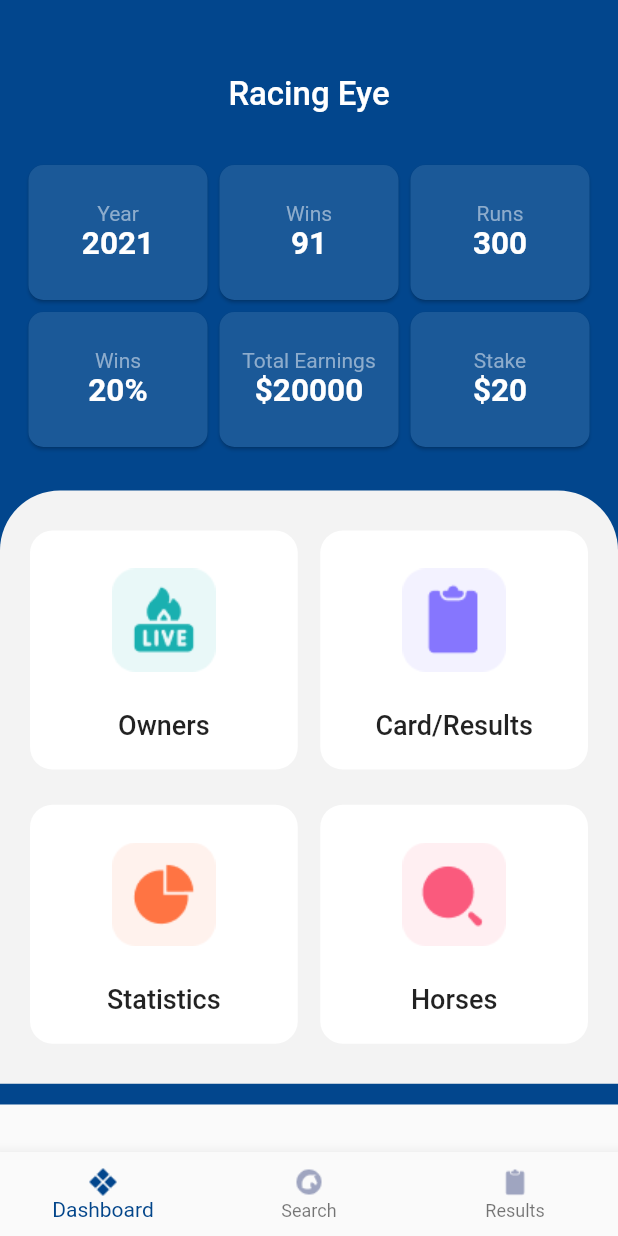
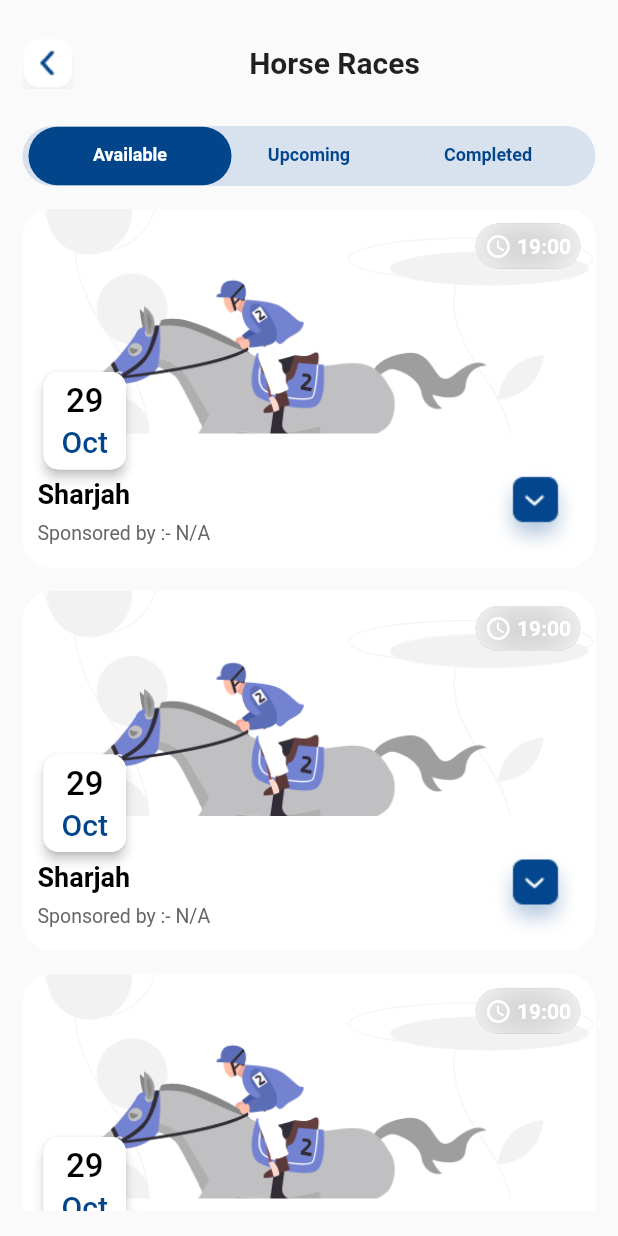
Before and after one commit to Syed-dev209/racing_eye, a Flutter app: the screen it shows after launch, after a tap on "Card/Results", on a phone screen of 412 x 824 dp. Run offline on Flutter 3.47's test engine with Material 2 defaults, Android fonts, the phone set to English and light mode, and no system bars; drawn by our look-alikes of blur; our stand-ins replace bubble_tab_indicator, flutter_progress_hud; missing offline and left inert: flutter_custom_tab_bar; network calls fail.

Commit message:
horse races screen

```diff
--- /dev/null
+++ b/lib/Screens/Components/raceCard.dart
@@ -0,0 +1,161 @@
+import 'dart:ui';
+
+import 'package:flutter/cupertino.dart';
+import 'package:flutter/material.dart';
+import 'package:blur/blur.dart';
+import '../../main.dart';
+
+class RacesCard extends StatelessWidget {
+  const RacesCard({Key? key}) : super(key: key);
+
+  @override
+  Widget build(BuildContext context) {
+    return Padding(
+      padding: EdgeInsets.only(bottom: 15.0),
+      child: Container(
+        height: 240.0,
+        width: double.maxFinite,
+        decoration: BoxDecoration(
+            color: Colors.white, borderRadius: BorderRadius.circular(20.0)),
+        child: Stack(
+          children: [
+            Container(
+              height: 240.0,
+              width: double.maxFinite,
+              decoration:
+                  BoxDecoration(borderRadius: BorderRadius.circular(20.0)),
+              child: Column(
+                children: [
+                  SizedBox(
+                    height: 150.0,
+                    width: double.maxFinite,
+                    child: ClipRRect(
+                      borderRadius: BorderRadius.only(
+                          topLeft: Radius.circular(20.0),
+                          topRight: Radius.circular(20.0)),
+                      child: Image.asset(
+                        "images/noRaces.png",
+                        fit: BoxFit.cover,
+                      ),
+                    ),
+                  ),
+                  SizedBox(
+                    height: 22.0,
+                  ),
+                  Padding(
+                    padding: EdgeInsets.symmetric(horizontal: 10.0),
+                    child: Row(
+                      mainAxisAlignment: MainAxisAlignment.spaceBetween,
+                      children: [
+                        Column(
+                          crossAxisAlignment: CrossAxisAlignment.start,
+                          children: [
+                            Text(
+                              'Sharjah',
+                              style: TextStyle(
+                                  color: Colors.black,
+                                  fontWeight: FontWeight.bold,
+                                  fontSize: 18.0),
+                            ),
+                            SizedBox(
+                              height: 8.0,
+                            ),
+                            Text(
+                              "Sponsored by :- N/A",
+                              style: TextStyle(
+                                  color: Color(0xff666666), fontSize: 13.0),
+                            )
+                          ],
+                        ),
+                        Image.asset('images/arrowDown.png')
+                      ],
+                    ),
+                  )
+                ],
+              ),
+            ),
+            Padding(
+              padding: EdgeInsets.only(top: 105.0, left: 10.0),
+              child: Card(
+                elevation: 3.0,
+                shape: RoundedRectangleBorder(
+                    borderRadius: BorderRadius.circular(10.0)),
+                child: Container(
+                  height: 65.0,
+                  width: 55.0,
+                  decoration: BoxDecoration(
+                      color: Colors.white,
+                      borderRadius: BorderRadius.circular(10.0)),
+                  child: Center(
+                      child: Column(
+                    mainAxisAlignment: MainAxisAlignment.spaceAround,
+                    children: [
+                      SizedBox(
+                        height: 3.0,
+                      ),
+                      Text(
+                        '29',
+                        style: TextStyle(
+                            color: Colors.black,
+                            fontSize: 22.0,
+                            fontWeight: FontWeight.w500),
+                      ),
+                      Text(
+                        'Oct',
+                        style: TextStyle(
+                            color: myColor.shade50,
+                            fontWeight: FontWeight.w500,
+                            fontSize: 20.0),
+                      ),
+                      SizedBox(
+                        height: 3.0,
+                      ),
+                    ],
+                  )),
+                ),
+              ),
+            ),
+            Padding(
+              padding: EdgeInsets.only(right: 10.0, top: 10.0),
+              child: Align(
+                alignment: Alignment.topRight,
+                child: Container(
+                  height: 30.0,
+                  width: 70.0,
+                  padding: EdgeInsets.symmetric(horizontal: 4.0),
+                  decoration: new BoxDecoration(
+                      color: Colors.black45,
+                      borderRadius: BorderRadius.circular(20.0)),
+                ).blurred(
+                  blur: 15,
+                  borderRadius: BorderRadius.circular(20.0),
+                  overlay: Row(
+                    mainAxisAlignment: MainAxisAlignment.spaceAround,
+                    children: [
+                      SizedBox(
+                        width: 1.0,
+                      ),
+                      Icon(
+                        Icons.access_time_outlined,
+                        color: Colors.white,
+                        size: 18.0,
+                      ),
+                      Text(
+                        '19:00',
+                        style: TextStyle(
+                            color: Colors.white, fontWeight: FontWeight.bold),
+                      ),
+                      SizedBox(
+                        width: 1.0,
+                      )
+                    ],
+                  ),
+                ),
+              ),
+            )
+          ],
+        ),
+      ),
+    );
+  }
+}
--- a/lib/Screens/dashboardScreen.dart
+++ b/lib/Screens/dashboardScreen.dart
@@ -1,5 +1,6 @@
 import 'package:flutter/material.dart';
 import 'package:racing_eye/Screens/dashboardBase.dart';
+import 'package:racing_eye/Screens/horseRacesScreen.dart';
 import 'package:racing_eye/Screens/horsesList.dart';
 import 'package:racing_eye/Screens/ownerList.dart';
 
@@ -116,7 +117,7 @@ class _DashboardScreenState extends State<DashboardScreen> {
                         DashboardContentCard(
                           title: "Card/Results",
                           imagePath: "images/resultsCard.png",
-                          goToPage: DashboardBase(),
+                          goToPage: HorseRaceScreen(),
                         )
                       ],
                     ),
--- /dev/null
+++ b/lib/Screens/horseRacesScreen.dart
@@ -0,0 +1,177 @@
+import 'package:bubble_tab_indicator/bubble_tab_indicator.dart';
+import 'package:flutter/cupertino.dart';
+import 'package:flutter/material.dart';
+import 'package:racing_eye/Screens/Components/customWhiteAppBar.dart';
+import 'package:racing_eye/Screens/Components/raceCard.dart';
+import 'package:racing_eye/main.dart';
+
+class HorseRaceScreen extends StatefulWidget {
+  const HorseRaceScreen({Key? key}) : super(key: key);
+
+  @override
+  _HorseRaceScreenState createState() => _HorseRaceScreenState();
+}
+
+class _HorseRaceScreenState extends State<HorseRaceScreen>
+    with SingleTickerProviderStateMixin {
+  List<Tab> tabs = [
+    Tab(
+      text: "Available",
+    ),
+    Tab(
+      text: "Upcoming",
+    ),
+    Tab(
+      text: "Completed",
+    )
+  ];
+
+  TabController? _tabController;
+
+  @override
+  void initState() {
+    // TODO: implement initState
+    super.initState();
+    _tabController = TabController(length: tabs.length, vsync: this);
+  }
+
+  @override
+  Widget build(BuildContext context) {
+    return Scaffold(
+      body: SafeArea(
+        child: Container(
+          height: MediaQuery.of(context).size.height * 0.98,
+          width: double.maxFinite,
+          padding: EdgeInsets.only(left: 15.0, right: 15.0, top: 25.0),
+          child: Column(
+            children: [
+              CustomWhiteAppBar(
+                headerText: 'Horse Races',
+                showTrailing: false,
+              ),
+              SizedBox(
+                height: 25.0,
+              ),
+              Container(
+                  padding: EdgeInsets.symmetric(horizontal: 12.0),
+                  height: 40.0,
+                  width: double.maxFinite,
+                  decoration: BoxDecoration(
+                      color: Color(0xffD8E2EE),
+                      borderRadius: BorderRadius.circular(20.0)),
+                  child: TabBar(
+                    tabs: tabs,
+                    controller: _tabController,
+                    unselectedLabelColor: Color(0xFF02458A),
+                    unselectedLabelStyle:
+                        TextStyle(fontSize: 12.0, fontWeight: FontWeight.bold),
+                    labelStyle:
+                        TextStyle(fontSize: 12.0, fontWeight: FontWeight.bold),
+                    labelColor: Colors.white,
+                    //  indicatorSize: TabBarIndicatorSize.tab,
+                    indicatorPadding: EdgeInsets.zero,
+                    indicator: BubbleTabIndicator(
+                      indicatorRadius: 20.0,
+                      indicatorHeight: 35.0,
+                      indicatorColor: Color(0xFF02458A),
+                      // tabBarIndicatorSize: TabBarIndicatorSize.tab,
+                    ),
+                  )),
+              SizedBox(
+                height: 15.0,
+              ),
+              Expanded(
+                child: TabBarView(
+                  controller: _tabController,
+                  children: [
+                    AvailableRaces(),
+                    UpcomingRaces(),
+                    CompletedRaces(),
+                  ],
+                ),
+              )
+            ],
+          ),
+        ),
+      ),
+    );
+  }
+}
+
+class AvailableRaces extends StatefulWidget {
+  const AvailableRaces({Key? key}) : super(key: key);
+
+  @override
+  _AvailableRacesState createState() => _AvailableRacesState();
+}
+
+class _AvailableRacesState extends State<AvailableRaces> {
+  @override
+  Widget build(BuildContext context) {
+    return ListView.builder(
+        itemCount: 10,
+        itemBuilder: (context, index) {
+          return RacesCard();
+        });
+  }
+}
+
+class UpcomingRaces extends StatefulWidget {
+  const UpcomingRaces({Key? key}) : super(key: key);
+
+  @override
+  _UpcomingRacesState createState() => _UpcomingRacesState();
+}
+
+class _UpcomingRacesState extends State<UpcomingRaces> {
+  @override
+  Widget build(BuildContext context) {
+    return ListView.builder(
+        itemCount: 10,
+        itemBuilder: (context, index) {
+          return RacesCard();
+        });
+  }
+}
+
+class CompletedRaces extends StatefulWidget {
+  const CompletedRaces({Key? key}) : super(key: key);
+
+  @override
+  _CompletedRacesState createState() => _CompletedRacesState();
+}
+
+class _CompletedRacesState extends State<CompletedRaces> {
+  @override
+  Widget build(BuildContext context) {
+    return Column(
+      children: [
+        Row(
+          mainAxisAlignment: MainAxisAlignment.spaceBetween,
+          children: [
+            Text(
+              'Filter',
+              style: TextStyle(fontWeight: FontWeight.w500, fontSize: 22.0),
+            ),
+            Container(
+              height: 35.0,
+              width: 120.0,
+              decoration: BoxDecoration(
+                  border: Border.all(color: Colors.black26),
+                  borderRadius: BorderRadius.circular(10.0)),
+            )
+          ],
+        ),
+        SizedBox(
+          height: 15.0,
+        ),
+        Expanded(
+            child: ListView.builder(
+                itemCount: 1,
+                itemBuilder: (context, index) {
+                  return RacesCard();
+                }))
+      ],
+    );
+  }
+}
--- a/pubspec.yaml
+++ b/pubspec.yaml
@@ -33,6 +33,7 @@ dependencies:
   http: ^0.13.3
   flutter_progress_hud: ^2.0.0
   intl: ^0.17.0
+  blur: ^3.0.0
 
 dev_dependencies:
   flutter_test:
```
Also changed, not shown: images/arrowDown.png (added), images/noRaces.png (added), pubspec.lock.
